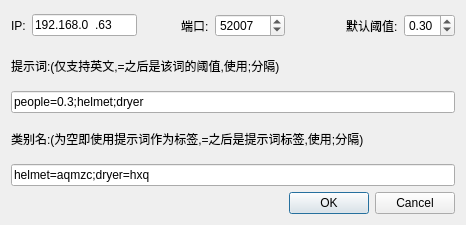
The window that libs/ui/PromptDetDialog.ui (captainfffsama/labelImg) describes before a commit, drawn with Qt 5.
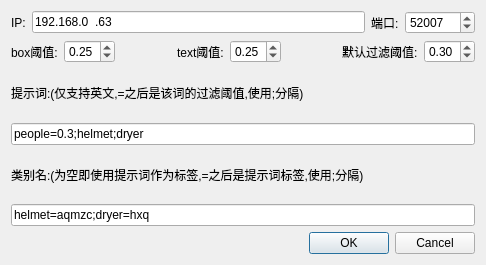
The same window after the commit.

Commit message: 优化全知检测功能,现在把box阈值和text阈值放给用户设置,功能使用更加灵活

Patch:
```diff
--- a/libs/ui/PromptDetDialog.ui
+++ b/libs/ui/PromptDetDialog.ui
@@ -6,8 +6,8 @@
    <rect>
     <x>0</x>
     <y>0</y>
-    <width>466</width>
-    <height>225</height>
+    <width>486</width>
+    <height>265</height>
    </rect>
   </property>
   <property name="windowTitle">
@@ -15,7 +15,7 @@
   </property>
   <layout class="QGridLayout" name="gridLayout">
    <item row="0" column="0">
-    <layout class="QHBoxLayout" name="horizontalLayout">
+    <layout class="QHBoxLayout" name="horizontalLayout_2">
      <item>
       <widget class="QLabel" name="IPLabel">
        <property name="text">
@@ -27,7 +27,7 @@
       <widget class="QLineEdit" name="IPLineEdit">
        <property name="minimumSize">
         <size>
-         <width>50</width>
+         <width>70</width>
          <height>0</height>
         </size>
        </property>
@@ -42,19 +42,6 @@
        </property>
       </widget>
      </item>
-     <item>
-      <spacer name="horizontalSpacer_2">
-       <property name="orientation">
-        <enum>Qt::Horizontal</enum>
-       </property>
-       <property name="sizeHint" stdset="0">
-        <size>
-         <width>40</width>
-         <height>20</height>
-        </size>
-       </property>
-      </spacer>
-     </item>
      <item>
       <widget class="QLabel" name="portLabel">
        <property name="text">
@@ -81,50 +68,14 @@
        </property>
       </widget>
      </item>
-     <item>
-      <spacer name="horizontalSpacer">
-       <property name="orientation">
-        <enum>Qt::Horizontal</enum>
-       </property>
-       <property name="sizeHint" stdset="0">
-        <size>
-         <width>58</width>
-         <height>29</height>
-        </size>
-       </property>
-      </spacer>
-     </item>
-     <item>
-      <widget class="QLabel" name="thrLabel">
-       <property name="text">
-        <string>默认阈值:</string>
-       </property>
-      </widget>
-     </item>
-     <item>
-      <widget class="QDoubleSpinBox" name="thrDoubleSpinBox">
-       <property name="minimum">
-        <double>0.000000000000000</double>
-       </property>
-       <property name="maximum">
-        <double>1.000000000000000</double>
-       </property>
-       <property name="singleStep">
-        <double>0.050000000000000</double>
-       </property>
-       <property name="value">
-        <double>0.300000000000000</double>
-       </property>
-      </widget>
-     </item>
     </layout>
    </item>
-   <item row="1" column="0">
+   <item row="2" column="0">
     <layout class="QVBoxLayout" name="verticalLayout">
      <item>
       <widget class="QLabel" name="promptLabel">
        <property name="text">
-        <string>提示词:(仅支持英文,=之后是该词的阈值,使用;分隔)</string>
+        <string>提示词:(仅支持英文,=之后是该词的过滤阈值,使用;分隔)</string>
        </property>
       </widget>
      </item>
@@ -137,7 +88,7 @@
      </item>
     </layout>
    </item>
-   <item row="2" column="0">
+   <item row="3" column="0">
     <layout class="QVBoxLayout" name="verticalLayout_2">
      <item>
       <widget class="QLabel" name="classLabel">
@@ -155,7 +106,7 @@
      </item>
     </layout>
    </item>
-   <item row="3" column="0">
+   <item row="4" column="0">
     <widget class="QDialogButtonBox" name="buttonBox">
      <property name="orientation">
       <enum>Qt::Horizontal</enum>
@@ -165,6 +116,108 @@
      </property>
     </widget>
    </item>
+   <item row="1" column="0">
+    <layout class="QHBoxLayout" name="horizontalLayout">
+     <item>
+      <widget class="QLabel" name="thrLabel_2">
+       <property name="text">
+        <string>box阈值:</string>
+       </property>
+      </widget>
+     </item>
+     <item>
+      <widget class="QDoubleSpinBox" name="boxThrDoubleSpinBox">
+       <property name="minimum">
+        <double>0.000000000000000</double>
+       </property>
+       <property name="maximum">
+        <double>1.000000000000000</double>
+       </property>
+       <property name="singleStep">
+        <double>0.050000000000000</double>
+       </property>
+       <property name="value">
+        <double>0.250000000000000</double>
+       </property>
+      </widget>
+     </item>
+     <item>
+      <spacer name="horizontalSpacer_3">
+       <property name="orientation">
+        <enum>Qt::Horizontal</enum>
+       </property>
+       <property name="sizeType">
+        <enum>QSizePolicy::MinimumExpanding</enum>
+       </property>
+       <property name="sizeHint" stdset="0">
+        <size>
+         <width>40</width>
+         <height>20</height>
+        </size>
+       </property>
+      </spacer>
+     </item>
+     <item>
+      <widget class="QLabel" name="thrLabel_3">
+       <property name="text">
+        <string>text阈值:</string>
+       </property>
+      </widget>
+     </item>
+     <item>
+      <widget class="QDoubleSpinBox" name="textThrDoubleSpinBox">
+       <property name="minimum">
+        <double>0.000000000000000</double>
+       </property>
+       <property name="maximum">
+        <double>1.000000000000000</double>
+       </property>
+       <property name="singleStep">
+        <double>0.050000000000000</double>
+       </property>
+       <property name="value">
+        <double>0.250000000000000</double>
+       </property>
+      </widget>
+     </item>
+     <item>
+      <spacer name="horizontalSpacer">
+       <property name="orientation">
+        <enum>Qt::Horizontal</enum>
+       </property>
+       <property name="sizeHint" stdset="0">
+        <size>
+         <width>40</width>
+         <height>20</height>
+        </size>
+       </property>
+      </spacer>
+     </item>
+     <item>
+      <widget class="QLabel" name="thrLabel">
+       <property name="text">
+        <string>默认过滤阈值:</string>
+       </property>
+      </widget>
+     </item>
+     <item>
+      <widget class="QDoubleSpinBox" name="thrDoubleSpinBox">
+       <property name="minimum">
+        <double>0.000000000000000</double>
+       </property>
+       <property name="maximum">
+        <double>1.000000000000000</double>
+       </property>
+       <property name="singleStep">
+        <double>0.050000000000000</double>
+       </property>
+       <property name="value">
+        <double>0.300000000000000</double>
+       </property>
+      </widget>
+     </item>
+    </layout>
+   </item>
   </layout>
  </widget>
  <resources/>
```
The commit also changes 7 other files.
